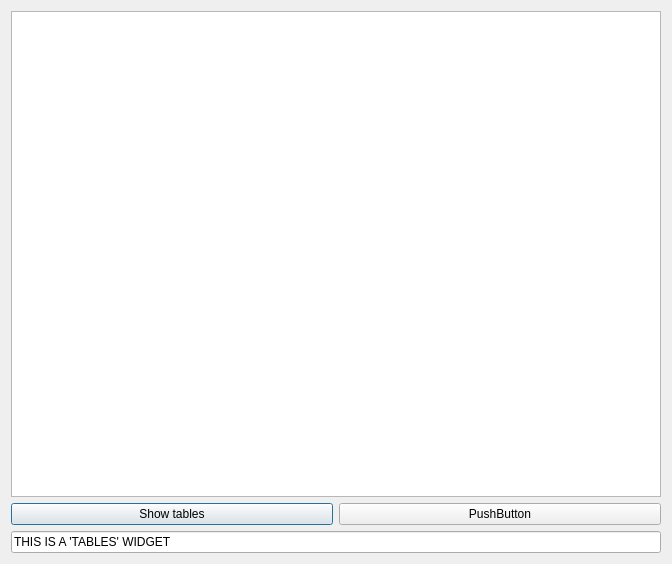
Above: tables.ui from TiReks33/adb-explorer before the change. Below: the same form after it.
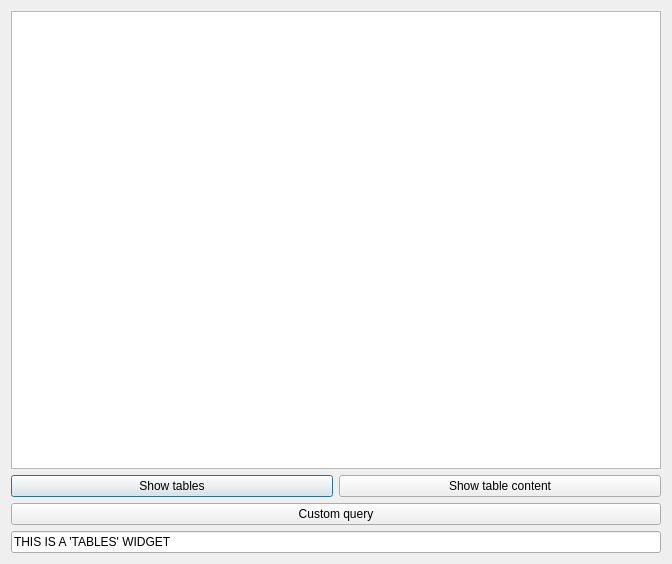
That is the form after the change.

Diff of the .ui file:
```diff
--- a/tables.ui
+++ b/tables.ui
@@ -27,14 +27,24 @@
       </widget>
      </item>
      <item>
-      <widget class="QPushButton" name="pushButton_2">
+      <widget class="QPushButton" name="select_from_table_button">
+       <property name="styleSheet">
+        <string notr="true"/>
+       </property>
        <property name="text">
-        <string>PushButton</string>
+        <string>Show table content</string>
        </property>
       </widget>
      </item>
     </layout>
    </item>
+   <item>
+    <widget class="QPushButton" name="pushButton">
+     <property name="text">
+      <string>Custom query</string>
+     </property>
+    </widget>
+   </item>
    <item>
     <widget class="QLineEdit" name="statusLine">
      <property name="text">
```
